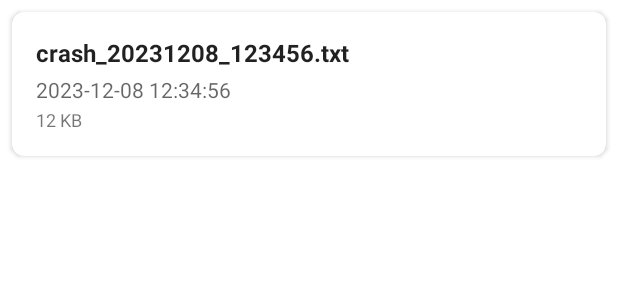
After one commit to equisde/RoRoIntercept, an Android app: the layout item_crash_log.xml on its own in the app's theme, with its tools: preview values and no code run, on a phone screen of 412 x 824 dp. The commit adds this screen. Shown: the top 300 px of the screen. Run offline under Robolectric (Android 15) with nearby library versions, the phone set to English and light mode, and no system bars.

Commit message:
Add crash handler with clipboard copy and crash logs viewer

```diff
--- /dev/null
+++ b/app/src/main/res/layout/item_crash_log.xml
@@ -0,0 +1,45 @@
+<?xml version="1.0" encoding="utf-8"?>
+<com.google.android.material.card.MaterialCardView xmlns:android="http://schemas.android.com/apk/res/android"
+    xmlns:app="http://schemas.android.com/apk/res-auto"
+    android:layout_width="match_parent"
+    android:layout_height="wrap_content"
+    android:layout_margin="8dp"
+    app:cardElevation="2dp"
+    app:cardCornerRadius="8dp">
+
+    <LinearLayout
+        android:layout_width="match_parent"
+        android:layout_height="wrap_content"
+        android:orientation="vertical"
+        android:padding="16dp">
+
+        <TextView
+            android:id="@+id/tvCrashFileName"
+            android:layout_width="match_parent"
+            android:layout_height="wrap_content"
+            android:text="crash_20231208_123456.txt"
+            android:textStyle="bold"
+            android:textSize="16sp"
+            android:textColor="?android:textColorPrimary" />
+
+        <TextView
+            android:id="@+id/tvCrashFileDate"
+            android:layout_width="match_parent"
+            android:layout_height="wrap_content"
+            android:layout_marginTop="4dp"
+            android:text="2023-12-08 12:34:56"
+            android:textSize="14sp"
+            android:textColor="?android:textColorSecondary" />
+
+        <TextView
+            android:id="@+id/tvCrashFileSize"
+            android:layout_width="match_parent"
+            android:layout_height="wrap_content"
+            android:layout_marginTop="2dp"
+            android:text="12 KB"
+            android:textSize="12sp"
+            android:textColor="?android:textColorTertiary" />
+
+    </LinearLayout>
+
+</com.google.android.material.card.MaterialCardView>
--- a/app/src/main/res/menu/main_menu.xml
+++ b/app/src/main/res/menu/main_menu.xml
@@ -23,4 +23,10 @@
         android:title="Limpiar Requests"
         app:showAsAction="never"/>
 
+    <item
+        android:id="@+id/action_crash_logs"
+        android:title="Ver Crash Logs"
+        android:icon="@android:drawable/ic_menu_report_image"
+        app:showAsAction="never"/>
+
 </menu>
```
Also changed, not shown: app/src/main/AndroidManifest.xml (+7 -1 lines), app/src/main/java/com/httpinterceptor/RoRoInterceptorApp.kt (added, +20 -0 lines), app/src/main/java/com/httpinterceptor/ui/CrashLogsActivity.kt (added, +120 -0 lines), app/src/main/java/com/httpinterceptor/ui/MainActivity.kt (+9 -0 lines), app/src/main/java/com/httpinterceptor/utils/CrashHandler.kt (added, +138 -0 lines), app/src/main/res/layout/activity_crash_logs.xml (added, +13 -0 lines).
